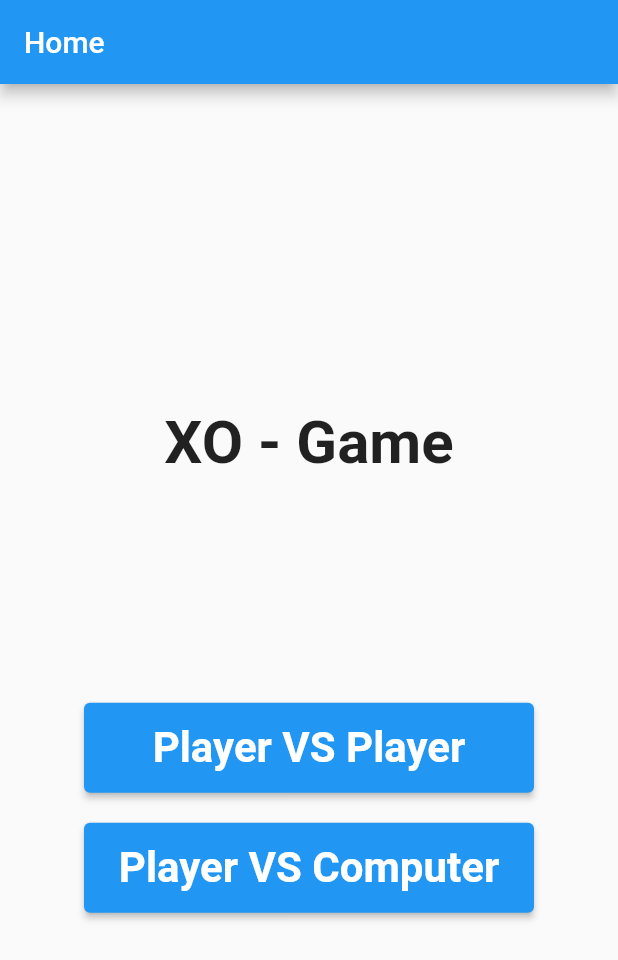
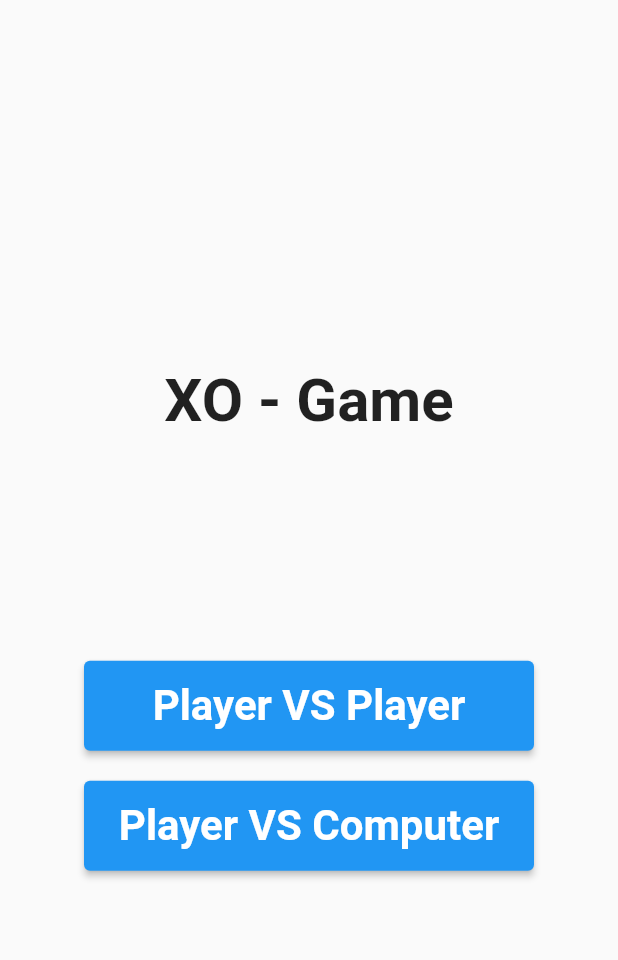
Before and after one commit to Davenchy/rock_paper_scissors, a Flutter app: the screen it shows after launch, on a phone screen of 412 x 824 dp. Shown: the top 960 px of the screen. Run offline on Flutter 3.47's test engine with Material 2 defaults, Android fonts, the phone set to English and light mode, and no system bars.

Commit message:
- add github action to build apps - add license - remove app bar from the home screen

```diff
--- a/lib/screens/home_screen.dart
+++ b/lib/screens/home_screen.dart
@@ -10,10 +10,8 @@ class HomeScreen extends StatelessWidget {
   @override
   Widget build(BuildContext context) {
     return Scaffold(
-      appBar: AppBar(
-        title: const Text('Home'),
-      ),
-      body: Center(
+      body: SafeArea(
+        child: Center(
           child: Column(
             mainAxisAlignment: MainAxisAlignment.center,
             crossAxisAlignment: CrossAxisAlignment.center,
@@ -31,7 +29,8 @@ class HomeScreen extends StatelessWidget {
                 onPressed: () => Navigator.pushNamed(
                   context,
                   GameScreen.routeName,
-                arguments: const GameScreenArguments(isComputerPlaying: false),
+                  arguments:
+                      const GameScreenArguments(isComputerPlaying: false),
                 ),
               ),
               const SizedBox(height: 20),
@@ -44,6 +43,7 @@ class HomeScreen extends StatelessWidget {
                 ),
               ),
             ],
+          ),
         ),
       ),
     );
```
Also changed, not shown: 2 other files. Lines whose indentation alone changed are shown as unchanged.
